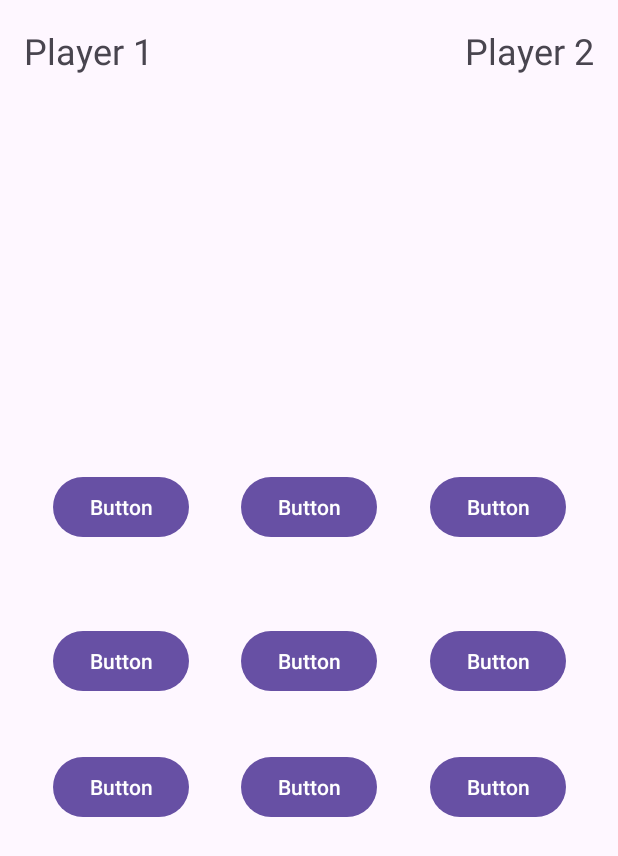
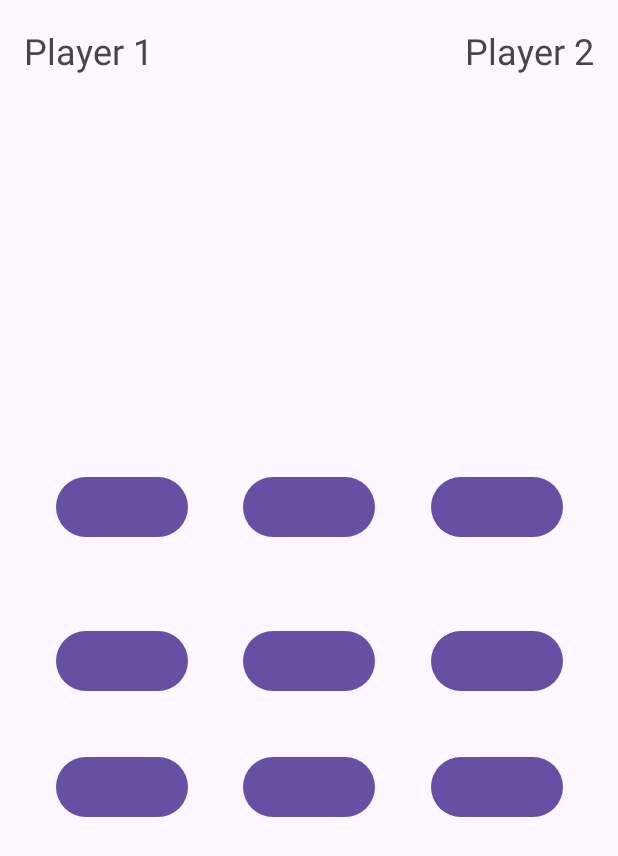
Before and after one commit to mrlmuriloWS/aprendaSProvaEmDupla, an Android app: the GameActivity screen opened directly, with no data from a screen before it, on a phone screen of 412 x 824 dp. Shown: the top 856 px of the screen. Run offline under Robolectric (Android 15) with nearby library versions, the phone set to English and light mode, and no system bars; 18 statements that could not run were skipped.

Commit message:
[fix] removendo texto dos botões

```diff
--- a/app/src/main/res/layout/activity_game.xml
+++ b/app/src/main/res/layout/activity_game.xml
@@ -61,7 +61,6 @@
         android:id="@+id/button2"
         android:layout_width="wrap_content"
         android:layout_height="wrap_content"
-        android:text="Button"
         app:layout_constraintBottom_toBottomOf="parent"
         app:layout_constraintEnd_toStartOf="@+id/button3"
         app:layout_constraintHorizontal_bias="0.5"
@@ -73,7 +72,6 @@
         android:id="@+id/button3"
         android:layout_width="wrap_content"
         android:layout_height="wrap_content"
-        android:text="Button"
         app:layout_constraintBottom_toBottomOf="@+id/button2"
         app:layout_constraintEnd_toStartOf="@+id/button4"
         app:layout_constraintHorizontal_bias="0.5"
@@ -84,7 +82,6 @@
         android:id="@+id/button4"
         android:layout_width="wrap_content"
         android:layout_height="wrap_content"
-        android:text="Button"
         app:layout_constraintBottom_toBottomOf="@+id/button3"
         app:layout_constraintEnd_toEndOf="parent"
         app:layout_constraintHorizontal_bias="0.5"
@@ -95,7 +92,6 @@
         android:id="@+id/button5"
         android:layout_width="wrap_content"
         android:layout_height="wrap_content"
-        android:text="Button"
         app:layout_constraintBottom_toBottomOf="parent"
         app:layout_constraintEnd_toStartOf="@+id/button6"
         app:layout_constraintHorizontal_bias="0.5"
@@ -107,7 +103,6 @@
         android:id="@+id/button6"
         android:layout_width="wrap_content"
         android:layout_height="wrap_content"
-        android:text="Button"
         app:layout_constraintBottom_toBottomOf="@+id/button5"
         app:layout_constraintEnd_toStartOf="@+id/button7"
         app:layout_constraintHorizontal_bias="0.5"
@@ -118,7 +113,6 @@
         android:id="@+id/button7"
         android:layout_width="wrap_content"
         android:layout_height="wrap_content"
-        android:text="Button"
         app:layout_constraintBottom_toBottomOf="@+id/button6"
         app:layout_constraintEnd_toEndOf="parent"
         app:layout_constraintHorizontal_bias="0.5"
@@ -129,7 +123,6 @@
         android:id="@+id/button8"
         android:layout_width="wrap_content"
         android:layout_height="wrap_content"
-        android:text="Button"
         app:layout_constraintBottom_toBottomOf="parent"
         app:layout_constraintEnd_toStartOf="@+id/button9"
         app:layout_constraintHorizontal_bias="0.5"
@@ -141,7 +134,6 @@
         android:id="@+id/button9"
         android:layout_width="wrap_content"
         android:layout_height="wrap_content"
-        android:text="Button"
         app:layout_constraintBottom_toBottomOf="@+id/button8"
         app:layout_constraintEnd_toStartOf="@+id/button10"
         app:layout_constraintHorizontal_bias="0.5"
@@ -152,7 +144,6 @@
         android:id="@+id/button10"
         android:layout_width="wrap_content"
         android:layout_height="wrap_content"
-        android:text="Button"
         app:layout_constraintBottom_toBottomOf="@+id/button9"
         app:layout_constraintEnd_toEndOf="parent"
         app:layout_constraintHorizontal_bias="0.5"
```
